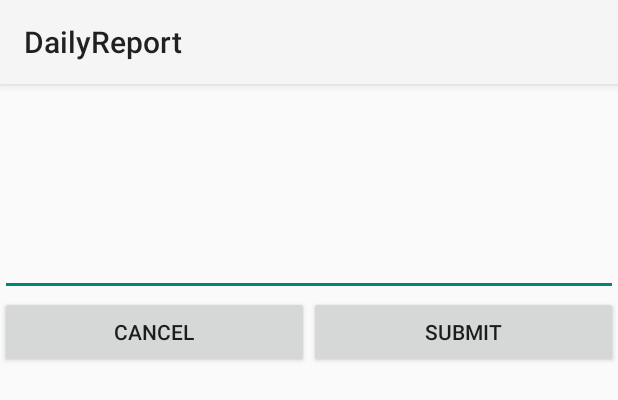
After one commit to GregHilston/DailyReport, an Android app: the layout txt_observation.xml on its own in the app's theme, with its tools: preview values and no code run, on a phone screen of 412 x 824 dp. The commit adds this screen. Shown: the top 400 px of the screen. Run offline under Robolectric (Android 15) with nearby library versions, the phone set to English and light mode, and no system bars.

Commit message:
Created Intent for next screen capability. For now, weather button opens up observation field -Tyler

```diff
--- a/app/src/main/java/com/greghilston/dailyreport/MainActivity.java
+++ b/app/src/main/java/com/greghilston/dailyreport/MainActivity.java
@@ -1,6 +1,7 @@
 package com.greghilston.dailyreport;
 
 import android.app.Activity;
+import android.content.Intent;
 import android.os.Bundle;
 import android.util.Log;
 import android.view.Menu;
@@ -28,8 +29,11 @@ public class MainActivity extends Activity {
 
         final Button weatherButton = (Button) findViewById(R.id.weatherButton);
         weatherButton.setOnClickListener(new View.OnClickListener() {
-            public void onClick(View v) {
-                System.out.println("Create a new Weather Observation!");
+            public void onClick(View v) { //Changing this to open up txt obs screen
+                Intent nextScreen = new Intent(getApplicationContext(),txtObservationActivity.class);
+                startActivity(nextScreen);
+
+                //System.out.println("Create a new Weather Observation!");
             }
         });
 
--- /dev/null
+++ b/app/src/main/java/com/greghilston/dailyreport/txtObservationActivity.java
@@ -0,0 +1,35 @@
+package com.greghilston.dailyreport;
+
+import android.app.Activity;
+import android.os.Bundle;
+import android.content.Intent;
+import android.view.View;
+import android.widget.Button;
+import android.widget.EditText;
+
+/**
+ * Created by Tyler on 3/1/2015.
+ */
+public class txtObservationActivity extends Activity {
+
+    Button submit; //submit button
+    EditText obs;
+
+    @Override
+    protected void onCreate(Bundle savedInstanceState) {
+        super.onCreate(savedInstanceState);
+        setContentView(R.layout.txt_observation);
+
+        submit = (Button) findViewById(R.id.button2);
+        obs = (EditText) findViewById(R.id.edtxtInput);
+
+
+
+
+        }
+
+
+
+
+
+    }
--- /dev/null
+++ b/app/src/main/res/layout/txt_observation.xml
@@ -0,0 +1,39 @@
+<?xml version="1.0" encoding="utf-8"?>
+<LinearLayout xmlns:android="http://schemas.android.com/apk/res/android"
+    android:orientation="vertical" android:layout_width="match_parent"
+    android:layout_height="match_parent"
+    android:weightSum="1">
+
+    <EditText
+        android:layout_width="match_parent"
+        android:layout_height="141dp"
+        android:inputType="textMultiLine"
+        android:ems="10"
+        android:id="@+id/edtxtInput" />
+
+
+
+    <LinearLayout
+        android:orientation="horizontal"
+        android:layout_width="fill_parent"
+        android:layout_height="fill_parent">
+
+
+        <Button
+            android:layout_width="wrap_content"
+            android:layout_height="wrap_content"
+            android:text="Cancel"
+            android:id="@+id/button"
+            android:layout_gravity="center_horizontal"
+            android:layout_weight="1" />
+        <Button
+            android:layout_width="wrap_content"
+            android:layout_height="wrap_content"
+            android:text="Submit"
+            android:id="@+id/button2"
+            android:layout_gravity="center_horizontal"
+            android:layout_weight="1" />
+
+
+        </LinearLayout>
+</LinearLayout>
```
